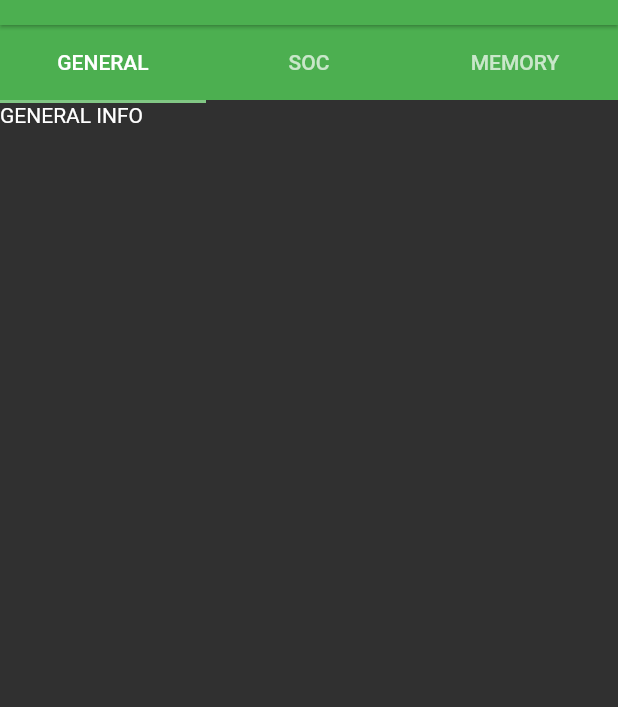
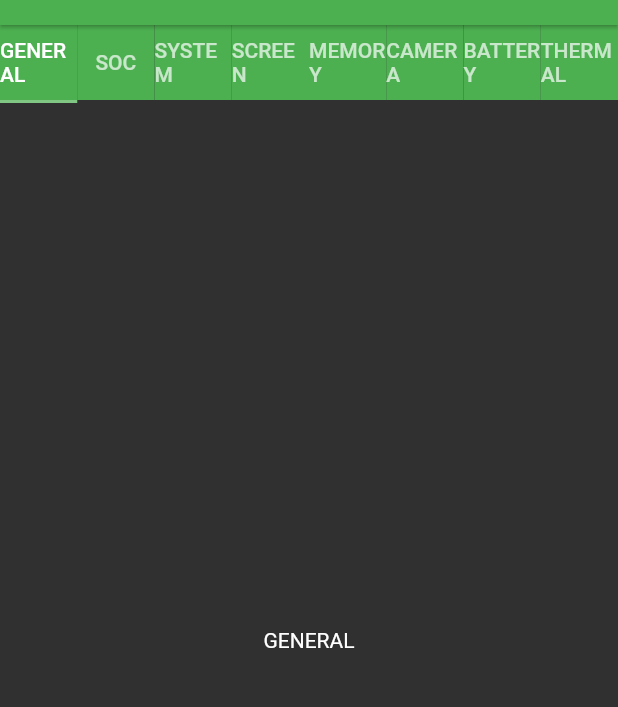
Before and after one commit to rashidwassan/device-hw-info-flutter, a Flutter app: the screen it shows after launch, on a phone screen of 412 x 824 dp, the part 59-766 px from its top. Run offline on Flutter 3.47's test engine with Material 2 defaults, Android fonts, the phone set to English and light mode, and no system bars; our stand-ins replace sensors_plus; missing offline and left inert: cpu_reader, system_info_plus.

Commit message:
basic tab setup

```diff
--- a/lib/screens/main_screen.dart
+++ b/lib/screens/main_screen.dart
@@ -2,13 +2,19 @@ import 'package:cpu_reader/cpu_reader.dart';
 import 'package:cpu_reader/cpuinfo.dart';
 import 'package:flutter/material.dart';
 import 'package:flutter_hw_info_app/components/tabbar_item.dart';
-import 'package:flutter_hw_info_app/screens/general.dart';
-import 'package:flutter_hw_info_app/screens/soc.dart';
+import 'package:flutter_hw_info_app/screens/main_screen_tabs/battery.dart';
+import 'package:flutter_hw_info_app/screens/main_screen_tabs/camera.dart';
+import 'package:flutter_hw_info_app/screens/main_screen_tabs/general.dart';
+import 'package:flutter_hw_info_app/screens/main_screen_tabs/memory.dart';
+import 'package:flutter_hw_info_app/screens/main_screen_tabs/screen.dart';
+import 'package:flutter_hw_info_app/screens/main_screen_tabs/soc.dart';
+import 'package:flutter_hw_info_app/screens/main_screen_tabs/system.dart';
+import 'package:flutter_hw_info_app/screens/main_screen_tabs/thermal.dart';
 import 'package:sensors_plus/sensors_plus.dart';
 import 'package:system_info_plus/system_info_plus.dart';
 
 class MainScreen extends StatefulWidget {
-  const MainScreen({Key? key}) : super(key: key);
+  const MainScreen({super.key});
 
   @override
   State<MainScreen> createState() => _MainScreenState();
@@ -21,11 +27,11 @@ class _MainScreenState extends State<MainScreen>
   }
 
   void readCPU() async {
-    CpuInfo cpuInfo = await CpuReader.cpuInfo;
+    final CpuInfo cpuInfo = await CpuReader.cpuInfo;
     print('Number of Cores ${cpuInfo.numberOfCores}');
 
     int freq = await CpuReader.getCurrentFrequency(2) ?? 0;
-    print('Core number 2 freq ${freq} Mhz');
+    print('Core number 2 freq $freq Mhz');
 
     CpuReader.cpuStream(1000)
         .listen((cpuInfo) => print("Temperature: ${cpuInfo.cpuTemperature}"));
@@ -58,7 +64,32 @@ class _MainScreenState extends State<MainScreen>
   final List<Widget> _tabBarItemList = [
     const TabBarItem(text: 'GENERAL'),
     const TabBarItem(text: 'SOC'),
+    const TabBarItem(text: 'SYSTEM'),
+    const TabBarItem(text: 'SCREEN'),
     const TabBarItem(text: 'MEMORY'),
+    const TabBarItem(text: 'CAMERA'),
+    const TabBarItem(text: 'BATTERY'),
+    const TabBarItem(text: 'THERMAL'),
+    // const TabBarItem(text: 'SENSORS'),
+    // const TabBarItem(text: 'APPLICATIONS'),
+    // const TabBarItem(text: 'PARTITIONS'),
+    // const TabBarItem(text: 'Wi-Fi'),
+    // const TabBarItem(text: 'BLUETOOTH'),
+    // const TabBarItem(text: 'INPUT'),
+    // const TabBarItem(text: 'CODECS'),
+    // const TabBarItem(text: 'USB'),
+    // const TabBarItem(text: 'MY APPS'),
+  ];
+
+  final List<Widget> _tabViewItemList = [
+    const GeneralInfoPage(),
+    const SoCInfoPage(),
+    const SystemInfoPage(),
+    const ScreenInfoPage(),
+    const MemoryInfoPage(),
+    const CameraInfoPage(),
+    const BatteryInfoPage(),
+    const ThermalInfoPage(),
   ];
 
   @override
@@ -89,11 +120,10 @@ class _MainScreenState extends State<MainScreen>
             tabs: _tabBarItemList,
           ),
           Expanded(
-            child: TabBarView(controller: _tabController, children: [
-              GeneralInfoPage(),
-              SoCInfoPage(),
-              SoCInfoPage(),
-            ]),
+            child: TabBarView(
+              controller: _tabController,
+              children: _tabViewItemList,
+            ),
           )
         ],
       ),
--- a/lib/screens/general.dart
+++ b/lib/screens/main_screen_tabs/general.dart
@@ -5,6 +5,6 @@ class GeneralInfoPage extends StatelessWidget {
 
   @override
   Widget build(BuildContext context) {
-    return const Text('GENERAL INFO');
+    return const Center(child: Text('GENERAL'));
   }
 }
--- a/lib/screens/soc.dart
+++ b/lib/screens/main_screen_tabs/soc.dart
@@ -5,6 +5,6 @@ class SoCInfoPage extends StatelessWidget {
 
   @override
   Widget build(BuildContext context) {
-    return const Text('SoC');
+    return const Center(child: Text('SoC'));
   }
 }
```
Also changed, not shown: lib/screens/main_screen_tabs/battery.dart (added, +10 -0 lines), lib/screens/main_screen_tabs/camera.dart (added, +10 -0 lines), lib/screens/main_screen_tabs/memory.dart (added, +10 -0 lines), lib/screens/main_screen_tabs/screen.dart (added, +10 -0 lines), lib/screens/main_screen_tabs/system.dart (added, +10 -0 lines), lib/screens/main_screen_tabs/thermal.dart (added, +10 -0 lines), lib/screens/battery.dart (deleted), lib/screens/camera.dart (deleted), lib/screens/memory.dart (deleted), lib/screens/screen.dart (deleted), lib/screens/system.dart (deleted), lib/screens/thermal.dart (deleted).
